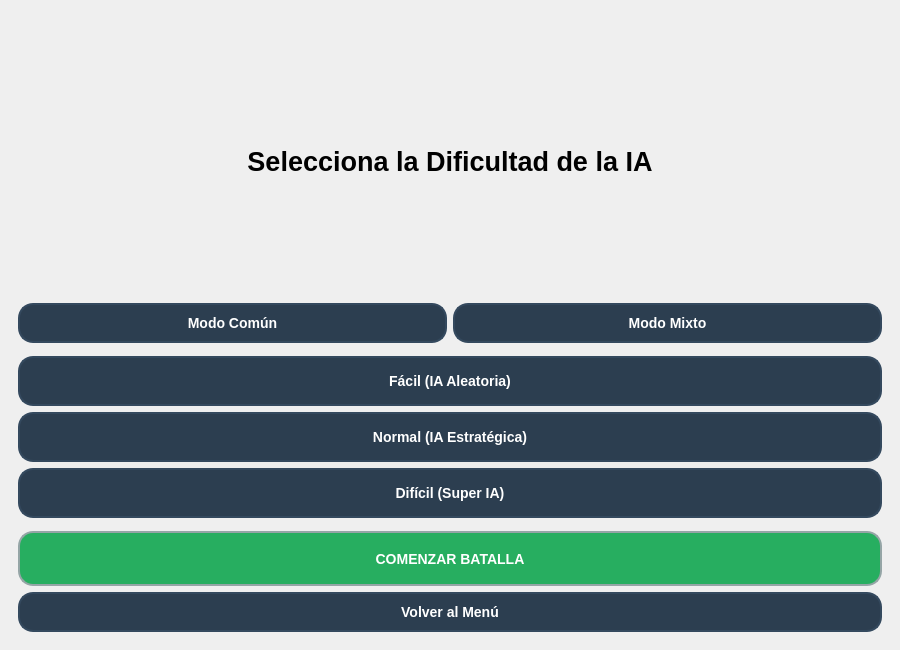
Above: ui/MainWindow.ui from Matiigz/tp-juego-poo before the change. Below: the same form after it.
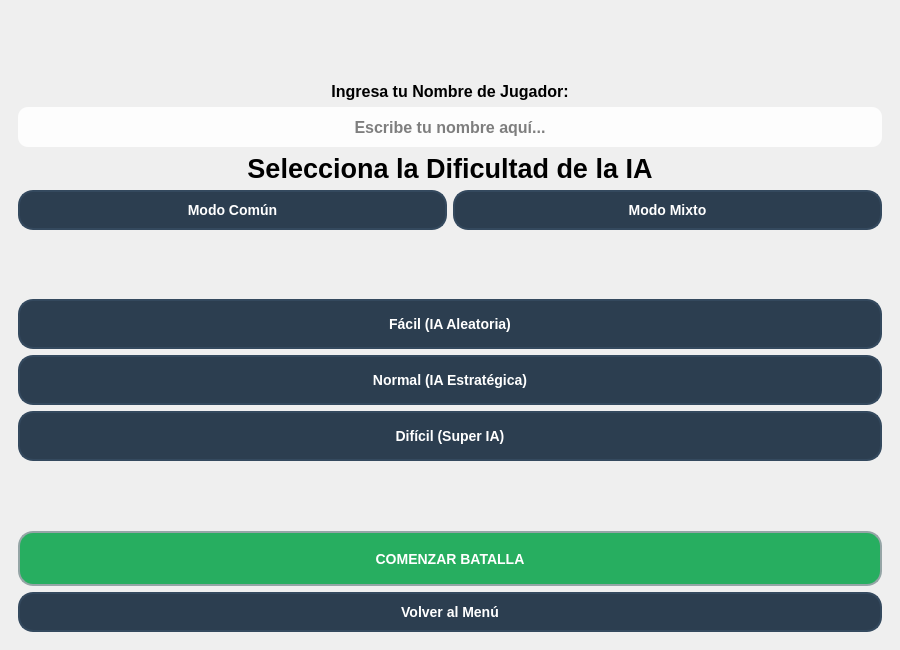
That is the form after the change. The open tabs and pages were chosen to show the change. Icons and pictures are not drawn.

Diff of the .ui file:
```diff
--- a/ui/MainWindow.ui
+++ b/ui/MainWindow.ui
@@ -165,7 +165,60 @@
 
       <widget class="QWidget" name="pageDificultad">
        <layout class="QVBoxLayout" name="verticalLayout_dif">
-        <item><spacer name="verticalSpacer_dif1"><property name="orientation"><enum>Qt::Orientation::Vertical</enum></property></spacer></item>
+        <item>
+         <spacer name="verticalSpacer_dif1">
+          <property name="orientation">
+           <enum>Qt::Orientation::Vertical</enum>
+          </property>
+          <property name="sizeHint" stdset="0">
+           <size>
+            <width>0</width>
+            <height>0</height>
+           </size>
+          </property>
+         </spacer>
+        </item>
+        <item>
+         <widget class="QLabel" name="lblIngresoNombre">
+          <property name="font">
+           <font>
+            <pointsize>12</pointsize>
+            <bold>true</bold>
+           </font>
+          </property>
+          <property name="text">
+           <string>Ingresa tu Nombre de Jugador:</string>
+          </property>
+          <property name="alignment">
+           <set>Qt::AlignmentFlag::AlignCenter</set>
+          </property>
+         </widget>
+        </item>
+        <item>
+         <widget class="QLineEdit" name="txtNombreJugador">
+          <property name="minimumSize">
+           <size>
+            <width>0</width>
+            <height>40</height>
+           </size>
+          </property>
+          <property name="font">
+           <font>
+            <pointsize>12</pointsize>
+            <bold>true</bold>
+           </font>
+          </property>
+          <property name="styleSheet">
+           <string>background-color: rgba(255, 255, 255, 220); border-radius: 10px; padding: 5px; color: black;</string>
+          </property>
+          <property name="alignment">
+           <set>Qt::AlignmentFlag::AlignCenter</set>
+          </property>
+          <property name="placeholderText">
+           <string>Escribe tu nombre aquí...</string>
+          </property>
+         </widget>
+        </item>
         <item>
          <widget class="QLabel" name="lblTituloDificultad">
           <property name="font"><font><pointsize>20</pointsize><bold>true</bold></font></property>
@@ -179,7 +232,19 @@
           <item><widget class="QPushButton" name="btnModoMixto"><property name="text"><string>Modo Mixto</string></property></widget></item>
          </layout>
         </item>
-        <item><spacer name="verticalSpacer_dif2"><property name="orientation"><enum>Qt::Orientation::Vertical</enum></property></spacer></item>
+        <item>
+         <spacer name="verticalSpacer_dif2">
+          <property name="orientation">
+           <enum>Qt::Orientation::Vertical</enum>
+          </property>
+          <property name="sizeHint" stdset="0">
+           <size>
+            <width>0</width>
+            <height>0</height>
+           </size>
+          </property>
+         </spacer>
+        </item>
         <item>
          <widget class="QPushButton" name="btnDificultadAleatoria">
           <property name="minimumSize"><size><width>0</width><height>50</height></size></property>
@@ -198,7 +263,19 @@
           <property name="text"><string>Difícil (Super IA)</string></property>
          </widget>
         </item>
-        <item><spacer name="verticalSpacer_dif3"><property name="orientation"><enum>Qt::Orientation::Vertical</enum></property></spacer></item>
+        <item>
+         <spacer name="verticalSpacer_dif3">
+          <property name="orientation">
+           <enum>Qt::Orientation::Vertical</enum>
+          </property>
+          <property name="sizeHint" stdset="0">
+           <size>
+            <width>0</width>
+            <height>0</height>
+           </size>
+          </property>
+         </spacer>
+        </item>
         <item>
          <widget class="QPushButton" name="btnContinuarJuego">
           <property name="enabled"><bool>false</bool></property>
```
Left out of the diff: 501 changed lines with no effect on the pictures.
